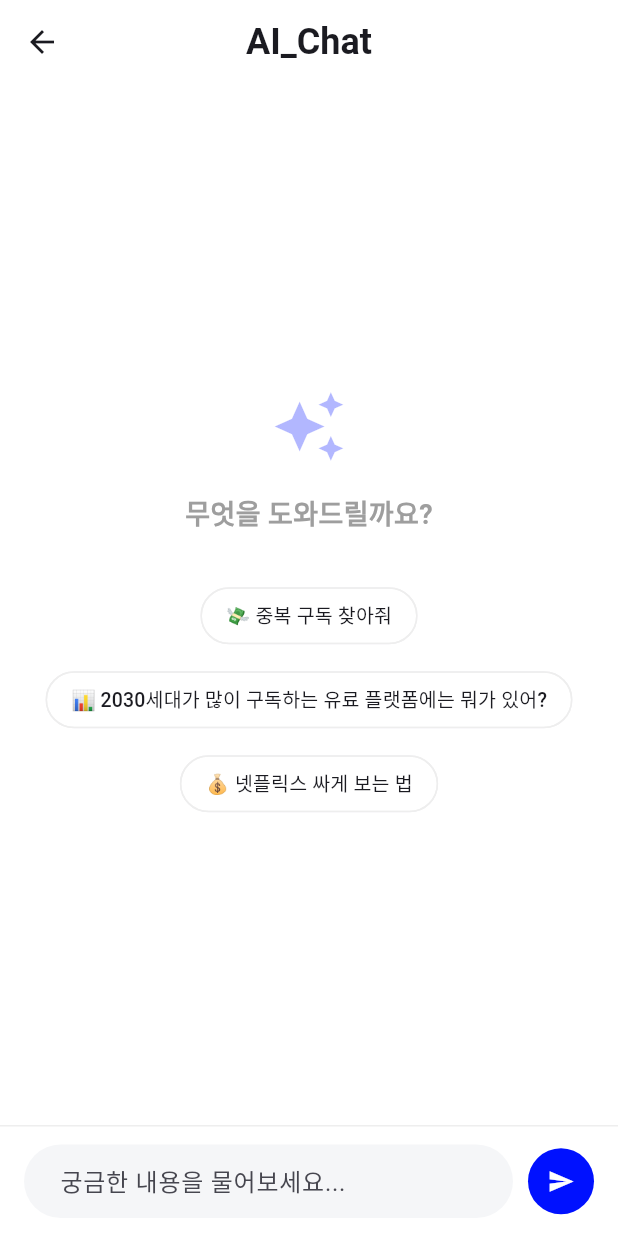
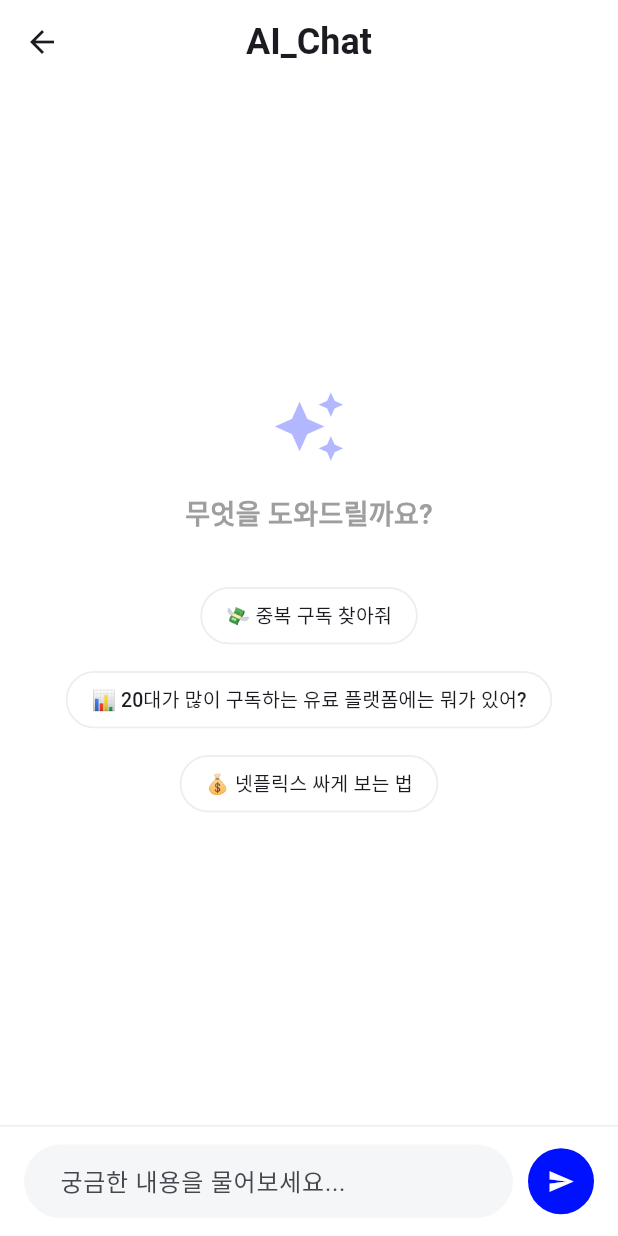
Before and after one commit to LyleKim/subscription_manager, a Flutter app: the LLMChatScreen screen opened directly, on a phone screen of 412 x 824 dp. Run offline on Flutter 3.47's test engine with Material 3 defaults, Android fonts, the phone set to English and light mode, and no system bars; our stand-ins replace flutter_dotenv, supabase_flutter; accounts and stored records are empty; Roboto replaces fonts that are missing (Pretendard).

```diff
--- a/lib/services/llm_chat_service.dart
+++ b/lib/services/llm_chat_service.dart
@@ -19,7 +19,7 @@ class AIChatService {
         'Content-Type': 'application/json',
       },
       body: jsonEncode({
-        'model': 'groq/compound',
+        'model': 'meta-llama/llama-4-scout-17b-16e-instruct',
         'messages': messages,
       }),
     );
--- a/lib/view/ai/llm_chat_screen.dart
+++ b/lib/view/ai/llm_chat_screen.dart
@@ -272,7 +272,7 @@ $summary
             runSpacing: 8,
             children: [
               _buildChip("💸 중복 구독 찾아줘", isDuplicateCheck: true),
-              _buildChip("📊 2030세대가 많이 구독하는 유료 플랫폼에는 뭐가 있어?"),
+              _buildChip("📊 20대가 많이 구독하는 유료 플랫폼에는 뭐가 있어?"),
               _buildChip("💰 넷플릭스 싸게 보는 법"),
             ],
           ),
```
Also changed, not shown: lib/controllers/llm_chat_controller.dart (+11 -7 lines).
